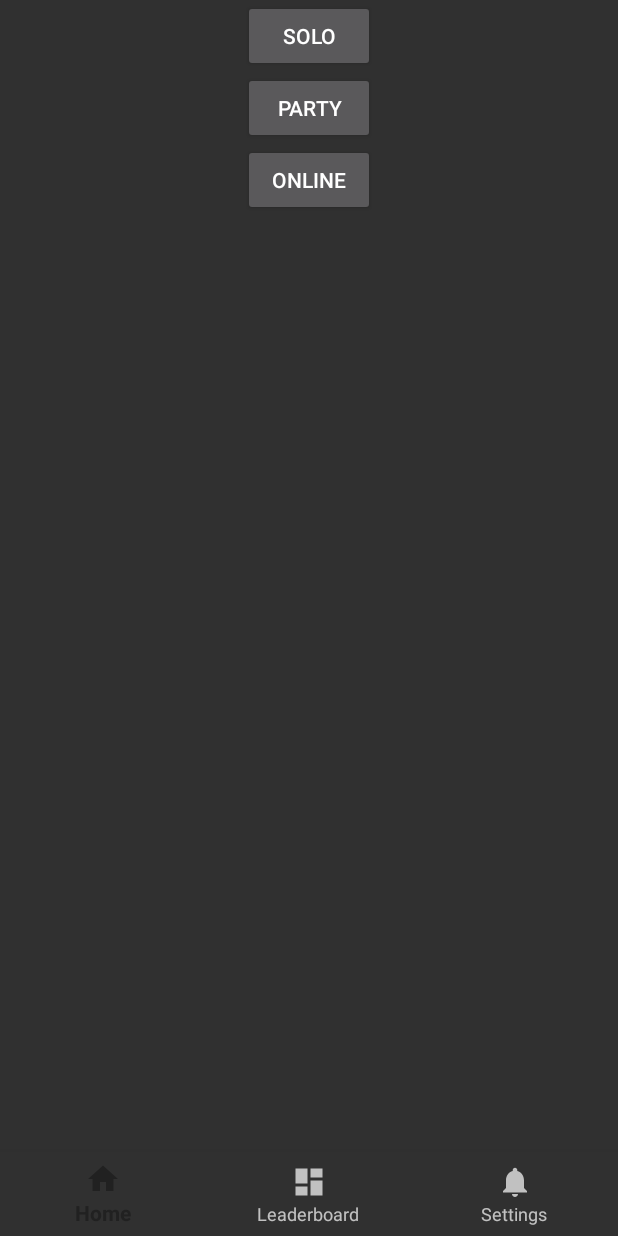
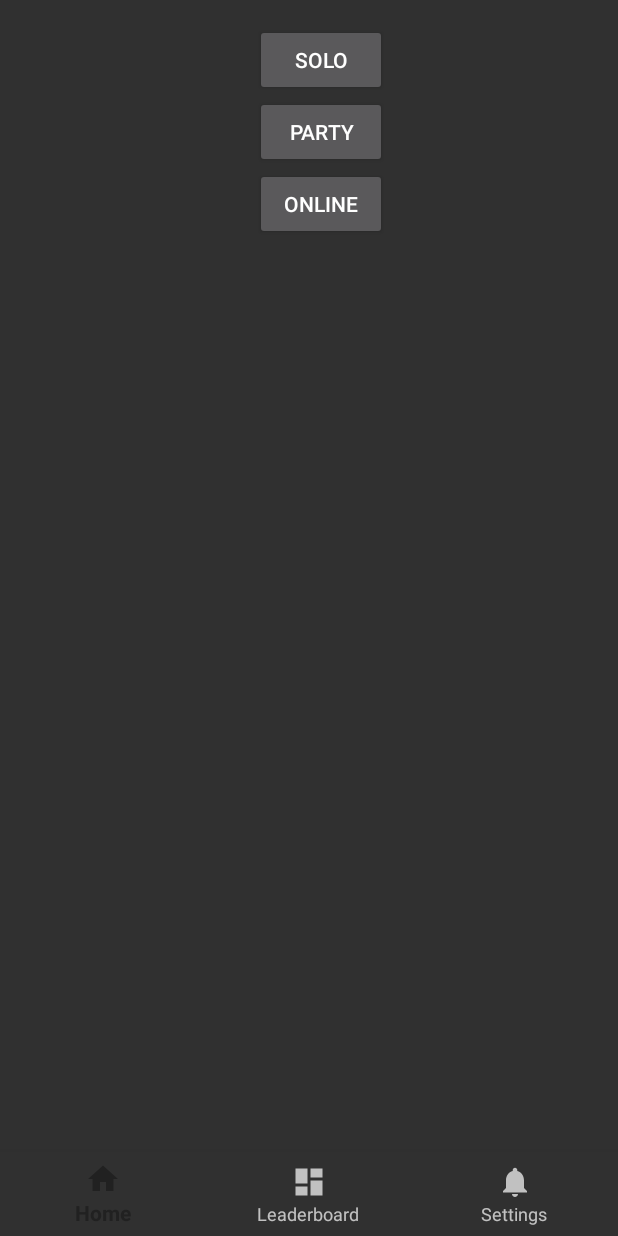
Before and after one commit to noodlegg/RPG, an Android app: the screen it shows after launch (Home), on a phone screen of 412 x 824 dp. Run offline under Robolectric (Android 15) with nearby library versions, the phone set to English and light mode, and no system bars.

Commit message:
Home fragments implemented
- GameSelect/Leaderboard/Settings have been made into fragments that will be shown on the Home activity
- On-screen back button won't rewind fragments, but instead close the app

```diff
--- /dev/null
+++ b/app/src/main/java/com/example/sword/rpg/GameSelectFragment.java
@@ -0,0 +1,58 @@
+package com.example.sword.rpg;
+
+import android.content.Context;
+import android.content.Intent;
+import android.net.Uri;
+import android.os.Bundle;
+import android.support.annotation.Nullable;
+import android.support.v4.app.Fragment;
+import android.view.LayoutInflater;
+import android.view.View;
+import android.view.ViewGroup;
+import android.widget.Button;
+
+public class GameSelectFragment extends Fragment {
+
+    public GameSelectFragment() {
+        // Required empty public constructor
+    }
+
+    @Override
+    public View onCreateView(LayoutInflater inflater, ViewGroup container,
+                             Bundle savedInstanceState) {
+        View rootView = inflater.inflate(R.layout.fragment_game_select, container, false);
+
+        // Initialize buttons
+        Button playSolo = (Button) rootView.findViewById(R.id.solo_mode);
+        Button playParty = (Button) rootView.findViewById(R.id.party_mode);
+        Button playOnline = (Button) rootView.findViewById(R.id.online_mode);
+
+        // Opens SoloGame activity
+        playSolo.setOnClickListener(new View.OnClickListener() {
+            @Override
+            public void onClick(View v) {
+                Intent intent = new Intent(v.getContext(), SwipeMechanic.class);
+                startActivity(intent);
+            }
+        });
+        // Opens PartyGame activity
+        playParty.setOnClickListener(new View.OnClickListener() {
+            @Override
+            public void onClick(View v) {
+                Intent intent = new Intent(v.getContext(), ShakeMechanic.class);
+                startActivity(intent);
+            }
+        });
+        // Opens MultiplayerGame activity
+        playOnline.setOnClickListener(new View.OnClickListener() {
+            @Override
+            public void onClick(View v) {
+                Intent intent = new Intent(v.getContext(), MultiplayerConnection.class);
+                startActivity(intent);
+            }
+        });
+
+        // Inflate the layout for this fragment
+        return rootView;
+    }
+}
--- a/app/src/main/java/com/example/sword/rpg/Home.java
+++ b/app/src/main/java/com/example/sword/rpg/Home.java
@@ -1,6 +1,8 @@
 package com.example.sword.rpg;
 
-import android.app.Fragment;
+import android.support.v4.app.Fragment;
+import android.support.v4.app.FragmentManager;
+import android.support.v4.app.FragmentTransaction;
 import android.content.Intent;
 import android.os.Bundle;
 import android.support.annotation.NonNull;
@@ -9,75 +11,46 @@ import android.support.v7.app.AppCompatActivity;
 import android.view.MenuItem;
 import android.view.View;
 import android.widget.Button;
-import android.widget.TextView;
 
 public class Home extends AppCompatActivity {
 
-    private TextView mTextMessage;
-    private BottomNavigationView.OnNavigationItemSelectedListener mOnNavigationItemSelectedListener
-            = new BottomNavigationView.OnNavigationItemSelectedListener() {
-
-        @Override
-        public boolean onNavigationItemSelected(@NonNull MenuItem item) {
-            switch (item.getItemId()) {
-                case R.id.navigation_home:
-                    return true;
-                case R.id.navigation_leaderboard:
-                    return true;
-                case R.id.navigation_settings:
-                    return true;
-            }
-            return false;
-        }
-    };
+    private Fragment fragment;
+    private FragmentManager fragmentManager;
 
     @Override
     protected void onCreate(Bundle savedInstanceState) {
         super.onCreate(savedInstanceState);
         setContentView(R.layout.activity_home);
 
+        // Initialize Fragments
+        fragmentManager = getSupportFragmentManager();
+        // Initial fragment is GameSelectFragment
+        fragment = new GameSelectFragment();
+        FragmentTransaction transaction = fragmentManager.beginTransaction();
+        transaction.add(R.id.main_container, fragment).commit();
+
+        // Initialize BottomNavigationView
         BottomNavigationView navigation = (BottomNavigationView) findViewById(R.id.navigation);
-        navigation.setOnNavigationItemSelectedListener(mOnNavigationItemSelectedListener);
-
-        Button playSolo = (Button) findViewById(R.id.solo_mode);
-        Button playParty = (Button) findViewById(R.id.party_mode);
-        Button playOnline = (Button) findViewById(R.id.online_mode);
-        // Solo opens SwipeMechanic activity
-        playSolo.setOnClickListener(new View.OnClickListener() {
+        navigation.setOnNavigationItemSelectedListener(new BottomNavigationView.OnNavigationItemSelectedListener() {
             @Override
-            public void onClick(View v) {
-                startSwipeMechanic();
+            public boolean onNavigationItemSelected(@NonNull MenuItem item) {
+                int id = item.getItemId();
+                switch (id) {
+                    case R.id.navigation_home:
+                        fragment = new GameSelectFragment();
+                        break;
+                    case R.id.navigation_leaderboard:
+                        fragment = new LeaderboardFragment();
+                        break;
+                    case R.id.navigation_settings:
+                        fragment = new SettingsFragment();
+                        break;
+                }
+                final FragmentTransaction transaction = fragmentManager.beginTransaction();
+                transaction.replace(R.id.main_container, fragment).commit();
+                return true;
             }
         });
-        // Party opens ShakeMechanic activity
-        playParty.setOnClickListener(new View.OnClickListener() {
-            @Override
-            public void onClick(View v) {
-                startShakeMechanic();
-            }
-        });
-        // Online opens MultiplayerConnection activity
-        playOnline.setOnClickListener(new View.OnClickListener() {
-            @Override
-            public void onClick(View v) {
-                startMC();
-            }
-        });
+
     }
-
-    public void startSwipeMechanic() {
-        Intent intent = new Intent(this, SwipeMechanic.class);
-        startActivity(intent);
-    }
-
-    public void startShakeMechanic() {
-        Intent intent = new Intent(this, ShakeMechanic.class);
-        startActivity(intent);
-    }
-
-    public void startMC() {
-        Intent intent = new Intent(this, MultiplayerConnection.class);
-        startActivity(intent);
-    }
-
 }
--- a/app/src/main/res/layout/activity_home.xml
+++ b/app/src/main/res/layout/activity_home.xml
@@ -6,6 +6,16 @@
     android:layout_width="match_parent"
     android:layout_height="match_parent"
     tools:context="com.example.sword.rpg.Home" >
+
+    <FrameLayout
+        android:id="@+id/main_container"
+        android:layout_width="match_parent"
+        android:layout_height="match_parent"
+        android:layout_marginLeft="@dimen/activity_horizontal_margin"
+        android:layout_marginStart="@dimen/activity_horizontal_margin"
+        android:layout_marginTop="@dimen/activity_vertical_margin"
+        app:layout_constraintLeft_toLeftOf="parent"
+        app:layout_constraintTop_toTopOf="parent"></FrameLayout>
 
     <android.support.design.widget.BottomNavigationView
         android:id="@+id/navigation"
@@ -19,30 +29,30 @@
         app:layout_constraintRight_toRightOf="parent"
         app:menu="@menu/navigation" />
 
-    <Button
-        android:id="@+id/solo_mode"
-        android:layout_width="wrap_content"
-        android:layout_height="wrap_content"
-        android:text="Solo"
-        app:layout_constraintLeft_toLeftOf="parent"
-        app:layout_constraintRight_toRightOf="parent"/>
+    <!--<Button-->
+        <!--android:id="@+id/solo_mode"-->
+        <!--android:layout_width="wrap_content"-->
+        <!--android:layout_height="wrap_content"-->
+        <!--android:text="Solo"-->
+        <!--app:layout_constraintLeft_toLeftOf="parent"-->
+        <!--app:layout_constraintRight_toRightOf="parent"/>-->
 
-    <Button
-        android:id="@+id/party_mode"
-        android:layout_width="wrap_content"
-        android:layout_height="wrap_content"
-        android:text="Party"
-        app:layout_constraintTop_toBottomOf="@id/solo_mode"
-        app:layout_constraintLeft_toLeftOf="parent"
-        app:layout_constraintRight_toRightOf="parent" />
+    <!--<Button-->
+        <!--android:id="@+id/party_mode"-->
+        <!--android:layout_width="wrap_content"-->
+        <!--android:layout_height="wrap_content"-->
+        <!--android:text="Party"-->
+        <!--app:layout_constraintTop_toBottomOf="@id/solo_mode"-->
+        <!--app:layout_constraintLeft_toLeftOf="parent"-->
+        <!--app:layout_constraintRight_toRightOf="parent" />-->
 
-    <Button
-        android:id="@+id/online_mode"
-        android:layout_width="wrap_content"
-        android:layout_height="wrap_content"
-        android:text="Online"
-        app:layout_constraintTop_toBottomOf="@id/party_mode"
-        app:layout_constraintLeft_toLeftOf="parent"
-        app:layout_constraintRight_toRightOf="parent" />
+    <!--<Button-->
+        <!--android:id="@+id/online_mode"-->
+        <!--android:layout_width="wrap_content"-->
+        <!--android:layout_height="wrap_content"-->
+        <!--android:text="Online"-->
+        <!--app:layout_constraintTop_toBottomOf="@id/party_mode"-->
+        <!--app:layout_constraintLeft_toLeftOf="parent"-->
+        <!--app:layout_constraintRight_toRightOf="parent" />-->
 
 </android.support.constraint.ConstraintLayout>
--- /dev/null
+++ b/app/src/main/res/layout/fragment_game_select.xml
@@ -0,0 +1,34 @@
+<android.support.constraint.ConstraintLayout xmlns:android="http://schemas.android.com/apk/res/android"
+    xmlns:tools="http://schemas.android.com/tools"
+    android:layout_width="match_parent"
+    android:layout_height="match_parent"
+    xmlns:app="http://schemas.android.com/apk/res-auto"
+    tools:context="com.example.sword.rpg.GameSelectFragment">
+
+    <Button
+        android:id="@+id/solo_mode"
+        android:text="Solo"
+        android:layout_width="wrap_content"
+        android:layout_height="wrap_content"
+        app:layout_constraintLeft_toLeftOf="parent"
+        app:layout_constraintRight_toRightOf="parent"/>
+
+    <Button
+        android:id="@+id/party_mode"
+        android:text="Party"
+        android:layout_width="wrap_content"
+        android:layout_height="wrap_content"
+        app:layout_constraintLeft_toLeftOf="parent"
+        app:layout_constraintRight_toRightOf="parent"
+        app:layout_constraintTop_toBottomOf="@+id/solo_mode"/>
+
+    <Button
+        android:id="@+id/online_mode"
+        android:text="Online"
+        android:layout_width="wrap_content"
+        android:layout_height="wrap_content"
+        app:layout_constraintLeft_toLeftOf="parent"
+        app:layout_constraintRight_toRightOf="parent"
+        app:layout_constraintTop_toBottomOf="@+id/party_mode"/>
+
+</android.support.constraint.ConstraintLayout>
--- a/app/src/main/res/values/strings.xml
+++ b/app/src/main/res/values/strings.xml
@@ -3,4 +3,7 @@
     <string name="title_home">Home</string>
     <string name="title_dashboard">Dashboard</string>
     <string name="title_notifications">Notifications</string>
+
+    <!-- TODO: Remove or change this placeholder text -->
+    <string name="hello_blank_fragment">Hello blank fragment</string>
 </resources>
```
Also changed, not shown: app/src/main/java/com/example/sword/rpg/LeaderboardFragment.java (added, +24 -0 lines), app/src/main/java/com/example/sword/rpg/SettingsFragment.java (added, +22 -0 lines), app/src/main/res/layout/fragment_leaderboard.xml (added, +13 -0 lines), app/src/main/res/layout/fragment_settings.xml (added, +14 -0 lines).
